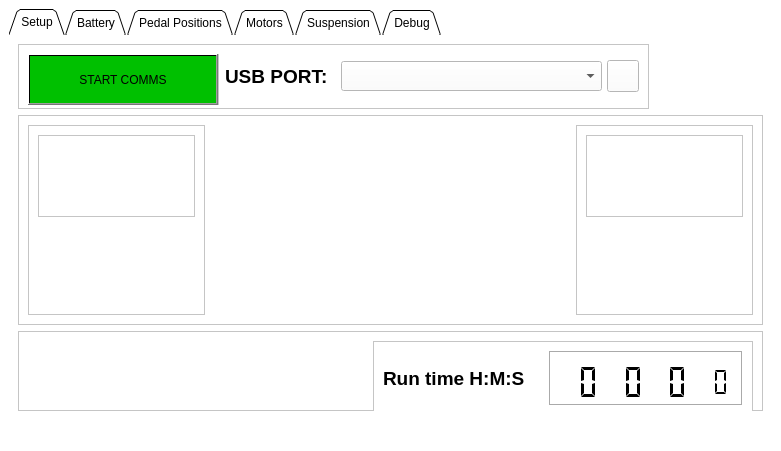
This is mainwindow.ui in niallbeggan/TelemetrySystem as Qt 5 draws it before an edit. The edited form follows.
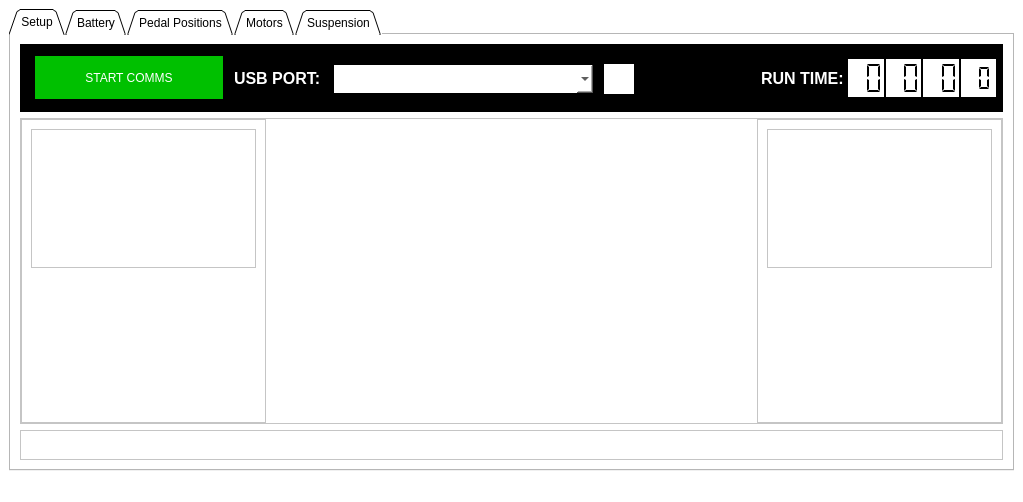
This is the edited form. The open tabs and pages were chosen to show the change. Custom widgets are drawn as their Qt base class.

```diff
--- a/mainwindow.ui
+++ b/mainwindow.ui
@@ -6,8 +6,8 @@
    <rect>
     <x>0</x>
     <y>0</y>
-    <width>781</width>
-    <height>451</height>
+    <width>1023</width>
+    <height>502</height>
    </rect>
   </property>
   <property name="sizePolicy">
@@ -18,13 +18,16 @@
   </property>
   <property name="minimumSize">
    <size>
-    <width>781</width>
+    <width>916</width>
     <height>451</height>
    </size>
   </property>
   <property name="windowTitle">
    <string>MainWindow</string>
   </property>
+  <property name="autoFillBackground">
+   <bool>false</bool>
+  </property>
   <property name="styleSheet">
    <string notr="true">background-color: rgb(255,255,255);</string>
   </property>
@@ -36,7 +39,7 @@
     </sizepolicy>
    </property>
    <layout class="QGridLayout" name="gridLayout">
-    <item row="0" column="0">
+    <item row="0" column="1">
      <widget class="QTabWidget" name="tabWidget">
       <property name="sizePolicy">
        <sizepolicy hsizetype="Preferred" vsizetype="Preferred">
@@ -49,7 +52,10 @@
       </property>
       <property name="styleSheet">
        <string notr="true">background-color: rgb(255,255,255);
-border-color: rgb(255,255,255);</string>
+border-color: rgb(255,255,255);
+QTabBar {
+    qproperty-drawBase: 0;
+}</string>
       </property>
       <property name="tabPosition">
        <enum>QTabWidget::North</enum>
@@ -72,6 +78,46 @@
        </attribute>
        <layout class="QVBoxLayout" name="verticalLayout">
         <item>
+         <widget class="QFrame" name="frame_6">
+          <property name="minimumSize">
+           <size>
+            <width>0</width>
+            <height>68</height>
+           </size>
+          </property>
+          <property name="maximumSize">
+           <size>
+            <width>16777215</width>
+            <height>68</height>
+           </size>
+          </property>
+          <property name="styleSheet">
+           <string notr="true">color: rgb(255, 255, 255);
+background-color: rgb(0, 0, 0);</string>
+          </property>
+          <property name="frameShape">
+           <enum>QFrame::StyledPanel</enum>
+          </property>
+          <property name="frameShadow">
+           <enum>QFrame::Raised</enum>
+          </property>
+          <layout class="QHBoxLayout" name="horizontalLayout_10">
+           <property name="spacing">
+            <number>0</number>
+           </property>
+           <property name="leftMargin">
+            <number>0</number>
+           </property>
+           <property name="topMargin">
+            <number>0</number>
+           </property>
+           <property name="rightMargin">
+            <number>0</number>
+           </property>
+           <property name="bottomMargin">
+            <number>0</number>
+           </property>
+           <item>
          <widget class="QFrame" name="frame_3">
           <property name="sizePolicy">
            <sizepolicy hsizetype="Fixed" vsizetype="Fixed">
@@ -82,15 +128,18 @@
           <property name="minimumSize">
            <size>
             <width>631</width>
-            <height>65</height>
+               <height>68</height>
            </size>
           </property>
           <property name="maximumSize">
            <size>
             <width>631</width>
-            <height>65</height>
-           </size>
-          </property>
+               <height>68</height>
+              </size>
+             </property>
+             <property name="styleSheet">
+              <string notr="true"/>
+             </property>
           <property name="frameShape">
            <enum>QFrame::StyledPanel</enum>
           </property>
@@ -130,7 +179,7 @@
                 <x>0</x>
                 <y>0</y>
                 <width>190</width>
-                <height>51</height>
+                   <height>45</height>
                </rect>
               </property>
               <property name="sizePolicy">
@@ -142,18 +191,19 @@
               <property name="minimumSize">
                <size>
                 <width>190</width>
-                <height>51</height>
+                   <height>45</height>
                </size>
               </property>
               <property name="maximumSize">
                <size>
                 <width>190</width>
-                <height>51</height>
+                   <height>45</height>
                </size>
               </property>
               <property name="styleSheet">
                <string notr="true">font: 87 16pt &quot;Arial Black&quot; ;
-background-color: qlineargradient(spread:pad, x1:0, y1:0, x2:1, y2:1, stop:1 rgba(255, 0, 0, 255));</string>
+background-color: qlineargradient(spread:pad, x1:0, y1:0, x2:1, y2:1, stop:1 rgba(255, 0, 0, 255));
+border: 1px solid black;</string>
               </property>
               <property name="text">
                <string>STOP COMMS</string>
@@ -165,7 +215,7 @@
                 <x>0</x>
                 <y>0</y>
                 <width>190</width>
-                <height>51</height>
+                   <height>45</height>
                </rect>
               </property>
               <property name="sizePolicy">
@@ -177,13 +227,13 @@
               <property name="minimumSize">
                <size>
                 <width>190</width>
-                <height>51</height>
+                   <height>45</height>
                </size>
               </property>
               <property name="maximumSize">
                <size>
                 <width>190</width>
-                <height>51</height>
+                   <height>45</height>
                </size>
               </property>
               <property name="cursor">
@@ -191,7 +241,8 @@
               </property>
               <property name="styleSheet">
                <string notr="true">background-color: qlineargradient(spread:pad, x1:0, y1:0, x2:1, y2:1, stop:1 rgba(0, 192, 0, 255));
-font: 87 16pt &quot;Arial Black&quot; ;</string>
+font: 87 16pt &quot;Arial Black&quot; ;
+border: 1px solid black;</string>
               </property>
               <property name="text">
                <string>START COMMS</string>
@@ -209,19 +260,19 @@
              </property>
              <property name="minimumSize">
               <size>
-               <width>110</width>
+                  <width>90</width>
                <height>0</height>
               </size>
              </property>
              <property name="maximumSize">
               <size>
-               <width>110</width>
+                  <width>90</width>
                <height>16777215</height>
               </size>
              </property>
              <property name="font">
               <font>
-               <pointsize>14</pointsize>
+                  <pointsize>12</pointsize>
                <weight>75</weight>
                <bold>true</bold>
               </font>
@@ -255,7 +306,14 @@
               </size>
              </property>
              <property name="styleSheet">
-              <string notr="true">background-color: rgb(255, 255, 255);</string>
+                 <string notr="true">background-color: rgb(255, 255,255);
+color: rgb(0, 0, 0);
+selection-background-color: rgb(200, 200, 200);
+selection-color: rgb(0, 0, 0);
+border: 1px solid black;</string>
+                </property>
+                <property name="frame">
+                 <bool>true</bool>
              </property>
             </widget>
            </item>
@@ -283,7 +341,9 @@
               <enum>Qt::StrongFocus</enum>
              </property>
              <property name="styleSheet">
-              <string notr="true">color: rgb(255, 255, 255);</string>
+                 <string notr="true">color: rgb(0, 0, 0);
+background-color: rgb(255, 255, 255);
+border: 1px solid black;</string>
              </property>
              <property name="text">
               <string/>
@@ -294,112 +354,17 @@
          </widget>
         </item>
         <item>
-         <widget class="QFrame" name="frame_4">
-          <property name="frameShape">
-           <enum>QFrame::StyledPanel</enum>
-          </property>
-          <property name="frameShadow">
-           <enum>QFrame::Raised</enum>
-          </property>
-          <layout class="QHBoxLayout" name="horizontalLayout_9">
-           <item>
-            <widget class="QFrame" name="frame_7">
-             <property name="frameShape">
-              <enum>QFrame::StyledPanel</enum>
-             </property>
-             <property name="frameShadow">
-              <enum>QFrame::Raised</enum>
-             </property>
-             <layout class="QVBoxLayout" name="verticalLayout_9">
-              <item>
-               <widget class="QFrame" name="frame_8">
-                <property name="frameShape">
-                 <enum>QFrame::StyledPanel</enum>
-                </property>
-                <property name="frameShadow">
-                 <enum>QFrame::Raised</enum>
-                </property>
-               </widget>
-              </item>
-              <item>
-               <widget class="QGauge" name="Main_Power_Gauge" native="true"/>
-              </item>
-             </layout>
-            </widget>
-           </item>
-           <item>
-            <widget class="QGauge" name="Main_Battery_Temp_Gauge" native="true"/>
-           </item>
-           <item>
-            <widget class="QGauge" name="Main_Battery_Voltage_Gauge" native="true"/>
-           </item>
-           <item>
-            <widget class="QFrame" name="frame_9">
-             <property name="frameShape">
-              <enum>QFrame::StyledPanel</enum>
-             </property>
-             <property name="frameShadow">
-              <enum>QFrame::Raised</enum>
-             </property>
-             <layout class="QVBoxLayout" name="verticalLayout_10">
-              <item>
-               <widget class="QFrame" name="frame_10">
-                <property name="frameShape">
-                 <enum>QFrame::StyledPanel</enum>
-                </property>
-                <property name="frameShadow">
-                 <enum>QFrame::Raised</enum>
-                </property>
-               </widget>
-              </item>
-              <item>
-               <widget class="QGauge" name="Main_Speed_Gauge" native="true"/>
-              </item>
-             </layout>
-            </widget>
-           </item>
-          </layout>
-         </widget>
-        </item>
-        <item>
-         <widget class="QFrame" name="frame_5">
-          <property name="sizePolicy">
-           <sizepolicy hsizetype="Preferred" vsizetype="Fixed">
-            <horstretch>0</horstretch>
-            <verstretch>0</verstretch>
-           </sizepolicy>
-          </property>
+            <widget class="QFrame" name="frame_11">
           <property name="minimumSize">
            <size>
             <width>0</width>
-            <height>80</height>
+               <height>68</height>
            </size>
           </property>
           <property name="maximumSize">
            <size>
             <width>16777215</width>
-            <height>80</height>
-           </size>
-          </property>
-          <property name="frameShape">
-           <enum>QFrame::StyledPanel</enum>
-          </property>
-          <property name="frameShadow">
-           <enum>QFrame::Raised</enum>
-          </property>
-          <layout class="QHBoxLayout" name="horizontalLayout_10">
-           <item>
-            <widget class="QFrame" name="frame_6">
-             <property name="sizePolicy">
-              <sizepolicy hsizetype="Preferred" vsizetype="Fixed">
-               <horstretch>0</horstretch>
-               <verstretch>0</verstretch>
-              </sizepolicy>
-             </property>
-             <property name="maximumSize">
-              <size>
-               <width>16777215</width>
-               <height>0</height>
+               <height>68</height>
               </size>
              </property>
              <property name="frameShape">
@@ -420,23 +385,46 @@
              </property>
              <property name="minimumSize">
               <size>
-               <width>380</width>
-               <height>75</height>
+               <width>250</width>
+               <height>50</height>
               </size>
              </property>
              <property name="maximumSize">
               <size>
-               <width>380</width>
-               <height>75</height>
+               <width>240</width>
+               <height>50</height>
               </size>
              </property>
+             <property name="styleSheet">
+              <string notr="true">background-color: rgb(0, 0, 0);
+color: rgb(255, 255, 255);
+border: 1px solid black;</string>
+             </property>
              <property name="frameShape">
-              <enum>QFrame::StyledPanel</enum>
+              <enum>QFrame::Box</enum>
              </property>
              <property name="frameShadow">
-              <enum>QFrame::Raised</enum>
+              <enum>QFrame::Plain</enum>
+             </property>
+             <property name="lineWidth">
+              <number>2</number>
              </property>
              <layout class="QHBoxLayout" name="horizontalLayout_8">
+              <property name="spacing">
+               <number>0</number>
+              </property>
+              <property name="leftMargin">
+               <number>3</number>
+              </property>
+              <property name="topMargin">
+               <number>3</number>
+              </property>
+              <property name="rightMargin">
+               <number>3</number>
+              </property>
+              <property name="bottomMargin">
+               <number>3</number>
+              </property>
               <item>
                <widget class="QLabel" name="batteryTabStateOfChargeLabel_2">
                 <property name="sizePolicy">
@@ -447,13 +435,19 @@
                 </property>
                 <property name="minimumSize">
                  <size>
-                  <width>160</width>
+                  <width>80</width>
                   <height>0</height>
                  </size>
                 </property>
+                <property name="maximumSize">
+                 <size>
+                  <width>90</width>
+                  <height>16777215</height>
+                 </size>
+                </property>
                 <property name="font">
                  <font>
-                  <pointsize>14</pointsize>
+                  <pointsize>12</pointsize>
                   <weight>75</weight>
                   <bold>true</bold>
                  </font>
@@ -462,19 +456,53 @@
                  <string notr="true"/>
                 </property>
                 <property name="text">
-                 <string>Run time H:M:S</string>
+                 <string>RUN TIME:</string>
                 </property>
                </widget>
               </item>
               <item>
                <widget class="QFrame" name="frame_2">
+                <property name="minimumSize">
+                 <size>
+                  <width>0</width>
+                  <height>0</height>
+                 </size>
+                </property>
+                <property name="maximumSize">
+                 <size>
+                  <width>16777215</width>
+                  <height>16777215</height>
+                 </size>
+                </property>
+                <property name="styleSheet">
+                 <string notr="true">background-color: rgb(255, 255, 255);
+color: rgb(0, 0, 0);</string>
+                </property>
                 <property name="frameShape">
                  <enum>QFrame::Box</enum>
                 </property>
                 <property name="frameShadow">
-                 <enum>QFrame::Sunken</enum>
+                 <enum>QFrame::Plain</enum>
+                </property>
+                <property name="lineWidth">
+                 <number>2</number>
                 </property>
                 <layout class="QHBoxLayout" name="horizontalLayout_6">
+                 <property name="spacing">
+                  <number>0</number>
+                 </property>
+                 <property name="leftMargin">
+                  <number>0</number>
+                 </property>
+                 <property name="topMargin">
+                  <number>0</number>
+                 </property>
+                 <property name="rightMargin">
+                  <number>0</number>
+                 </property>
+                 <property name="bottomMargin">
+                  <number>0</number>
+                 </property>
                  <item>
                   <widget class="QLCDNumber" name="hoursLcdNumber">
                    <property name="sizePolicy">
@@ -485,8 +513,8 @@
                    </property>
                    <property name="minimumSize">
                     <size>
-                     <width>40</width>
-                     <height>40</height>
+                     <width>0</width>
+                     <height>0</height>
                     </size>
                    </property>
                    <property name="styleSheet">
@@ -513,8 +541,8 @@
                    </property>
                    <property name="minimumSize">
                     <size>
-                     <width>40</width>
-                     <height>40</height>
+                     <width>0</width>
+                     <height>0</height>
                     </size>
                    </property>
                    <property name="styleSheet">
@@ -523,6 +551,9 @@
                    <property name="frameShape">
                     <enum>QFrame::NoFrame</enum>
                    </property>
+                   <property name="frameShadow">
+                    <enum>QFrame::Plain</enum>
+                   </property>
                    <property name="digitCount">
                     <number>2</number>
                    </property>
@@ -541,8 +572,8 @@
                    </property>
                    <property name="minimumSize">
                     <size>
-                     <width>40</width>
-                     <height>40</height>
+                     <width>0</width>
+                     <height>0</height>
                     </size>
                    </property>
                    <property name="styleSheet">
@@ -569,8 +600,8 @@
                    </property>
                    <property name="minimumSize">
                     <size>
-                     <width>40</width>
-                     <height>40</height>
+                     <width>0</width>
+                     <height>0</height>
                     </size>
                    </property>
                    <property name="font">
@@ -606,6 +637,111 @@
           </layout>
          </widget>
         </item>
+        <item>
+         <widget class="QFrame" name="frame_4">
+          <property name="frameShape">
+           <enum>QFrame::StyledPanel</enum>
+          </property>
+          <property name="frameShadow">
+           <enum>QFrame::Raised</enum>
+          </property>
+          <layout class="QHBoxLayout" name="horizontalLayout_9">
+           <property name="spacing">
+            <number>0</number>
+           </property>
+           <property name="leftMargin">
+            <number>0</number>
+           </property>
+           <property name="topMargin">
+            <number>0</number>
+           </property>
+           <property name="rightMargin">
+            <number>0</number>
+           </property>
+           <property name="bottomMargin">
+            <number>0</number>
+           </property>
+           <item>
+            <widget class="QFrame" name="frame_7">
+             <property name="frameShape">
+              <enum>QFrame::StyledPanel</enum>
+             </property>
+             <property name="frameShadow">
+              <enum>QFrame::Raised</enum>
+             </property>
+             <layout class="QVBoxLayout" name="verticalLayout_9">
+              <item>
+               <widget class="QFrame" name="frame_8">
+                <property name="frameShape">
+                 <enum>QFrame::StyledPanel</enum>
+                </property>
+                <property name="frameShadow">
+                 <enum>QFrame::Raised</enum>
+                </property>
+               </widget>
+              </item>
+              <item>
+               <widget class="QGauge" name="Main_Power_Gauge" native="true"/>
+              </item>
+             </layout>
+            </widget>
+           </item>
+           <item>
+            <widget class="QGauge" name="Main_Battery_Temp_Gauge" native="true"/>
+           </item>
+           <item>
+            <widget class="QGauge" name="Main_Battery_Voltage_Gauge" native="true"/>
+           </item>
+           <item>
+            <widget class="QFrame" name="frame_9">
+             <property name="frameShape">
+              <enum>QFrame::StyledPanel</enum>
+             </property>
+             <property name="frameShadow">
+              <enum>QFrame::Raised</enum>
+             </property>
+             <layout class="QVBoxLayout" name="verticalLayout_10">
+              <item>
+               <widget class="QFrame" name="frame_10">
+                <property name="frameShape">
+                 <enum>QFrame::StyledPanel</enum>
+                </property>
+                <property name="frameShadow">
+                 <enum>QFrame::Raised</enum>
+                </property>
+               </widget>
+              </item>
+              <item>
+               <widget class="QGauge" name="Main_Speed_Gauge" native="true"/>
+              </item>
+             </layout>
+            </widget>
+           </item>
+          </layout>
+         </widget>
+        </item>
+        <item>
+         <widget class="QFrame" name="frame_5">
+          <property name="minimumSize">
+           <size>
+            <width>0</width>
+            <height>30</height>
+           </size>
+          </property>
+          <property name="maximumSize">
+           <size>
+            <width>16777215</width>
+            <height>30</height>
+           </size>
+          </property>
+          <property name="frameShape">
+           <enum>QFrame::StyledPanel</enum>
+          </property>
+          <property name="frameShadow">
+           <enum>QFrame::Raised</enum>
+          </property>
+         </widget>
+        </item>
        </layout>
       </widget>
       <widget class="QWidget" name="batteryTab">
@@ -1841,70 +1977,6 @@
         </item>
        </layout>
       </widget>
-      <widget class="QWidget" name="debugTab">
-       <attribute name="title">
-        <string>Debug</string>
-       </attribute>
-       <widget class="QTextEdit" name="textEdit_2">
-        <property name="geometry">
-         <rect>
-          <x>20</x>
-          <y>80</y>
-          <width>261</width>
-          <height>91</height>
-         </rect>
-        </property>
-        <property name="sizePolicy">
-         <sizepolicy hsizetype="Fixed" vsizetype="Maximum">
-          <horstretch>0</horstretch>
-          <verstretch>0</verstretch>
-         </sizepolicy>
-        </property>
-        <property name="minimumSize">
-         <size>
-          <width>261</width>
-          <height>91</height>
-         </size>
-        </property>
-        <property name="maximumSize">
-         <size>
-          <width>261</width>
-          <height>16777215</height>
-         </size>
-        </property>
-       </widget>
-       <widget class="QLabel" name="label_2">
-        <property name="geometry">
-         <rect>
-          <x>20</x>
-          <y>60</y>
-          <width>171</width>
-          <height>16</height>
-         </rect>
-        </property>
-        <property name="sizePolicy">
-         <sizepolicy hsizetype="Fixed" vsizetype="Fixed">
-          <horstretch>0</horstretch>
-          <verstretch>0</verstretch>
-         </sizepolicy>
-        </property>
-        <property name="minimumSize">
-         <size>
-          <width>171</width>
-          <height>16</height>
-         </size>
-        </property>
-        <property name="maximumSize">
-         <size>
-          <width>171</width>
-          <height>16</height>
-         </size>
-        </property>
-        <property name="text">
-         <string>COM port output</string>
-        </property>
-       </widget>
-      </widget>
      </widget>
     </item>
    </layout>
```
Left out of the diff: 2 changed lines with no effect on the pictures. Lines whose indentation alone changed are shown as unchanged.
